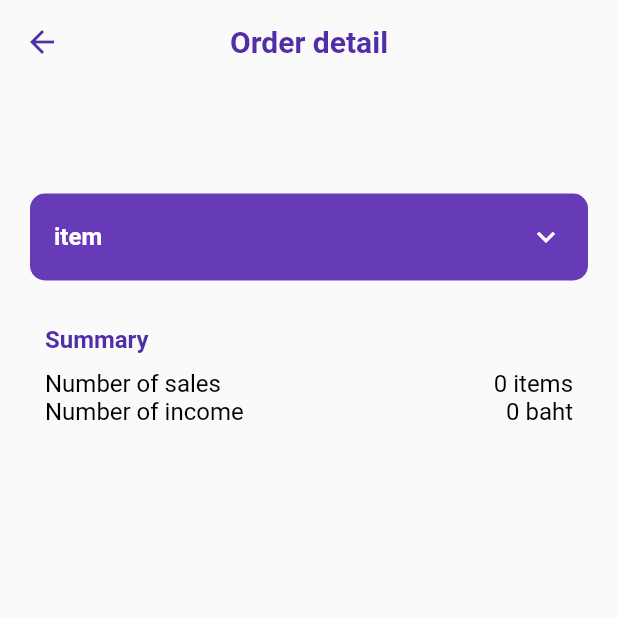
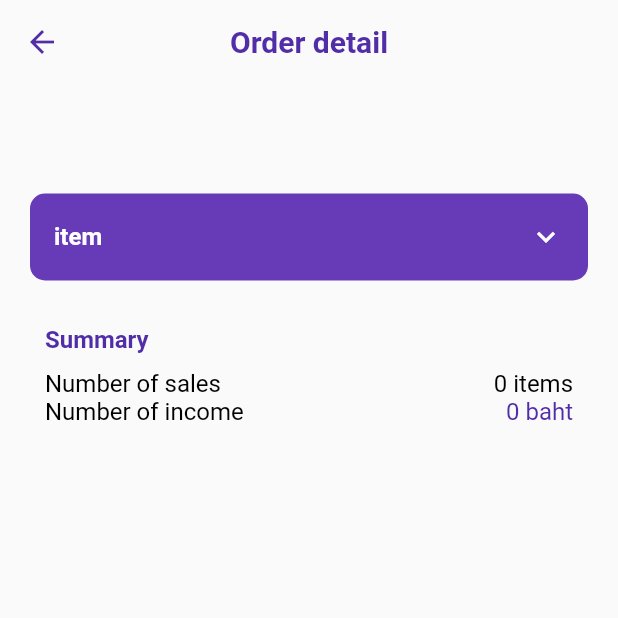
Before and after one commit to ktlyee/Stock-Management-App, a Flutter app: the orderDetail screen opened directly, on a phone screen of 412 x 824 dp, the top half of it. Run offline on Flutter 3.47's test engine with Material 2 defaults, Android fonts, the light colour scheme and no system bars; our stand-ins replace cloud_firestore, firebase_core, firebase_storage, image_picker, syncfusion_flutter_charts, syncfusion_flutter_datagrid; missing offline and left inert: ml_algo, ml_dataframe, syncfusion_flutter_core; accounts and stored records are empty.

Commit message:
expansion order history items

```diff
--- a/lib/order_detail.dart
+++ b/lib/order_detail.dart
@@ -82,7 +82,12 @@ class _orderDetailState extends State<orderDetail> {
                                     child: Text(product["totalPrice"].toString()+" baht",
                                       style: FontCollection.bodyBlackTextStyle,),
                                   ),
-                                ],),
+                                  Divider(
+                                    color: CollectionsColors.purple,
+                                    height: 1,
+                                  )
+                                ],
+                                ),
                               );
                             })
                       ],
@@ -123,7 +128,7 @@ class _orderDetailState extends State<orderDetail> {
                             Text("Number of income",
                               style: FontCollection.bodyBlackTextStyle,),
                             Text(soldItemsNotifier.currentSoldItem.totalIncome.toString()+" baht",
-                              style: FontCollection.bodyBlackTextStyle,
+                              style: FontCollection.bodyPurpleTextStyle,
                               textAlign: TextAlign.end,
                             ),
                           ],
```
